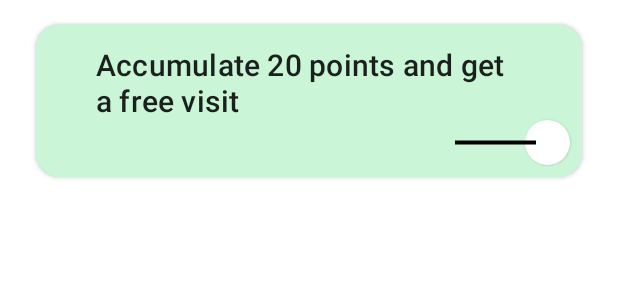
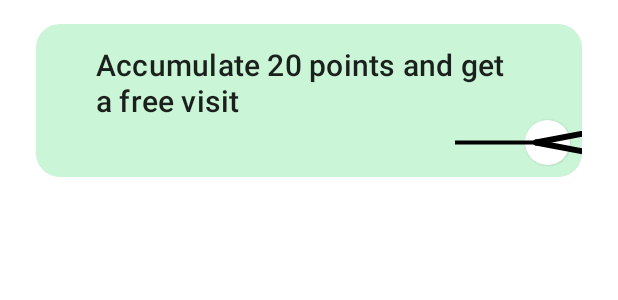
Before and after one commit to spike/Salon, an Android app built with Jetpack Compose: the @Preview function DefaultBannerPreview, on a phone screen of 412 x 824 dp. Shown: the top 300 px of the screen. Run offline under Robolectric (Android 15) with nearby library versions, the phone set to English and light mode, and no system bars.

Commit message:
added white circles to banner and arrow sides to action arrow on banner

```diff
--- a/app/src/main/java/com/github/spike/salon/ui/banner/Banner.kt
+++ b/app/src/main/java/com/github/spike/salon/ui/banner/Banner.kt
@@ -1,6 +1,7 @@
 package com.github.spike.salon.ui.banner
 
 import androidx.compose.foundation.Canvas
+import androidx.compose.foundation.border
 import androidx.compose.foundation.layout.*
 import androidx.compose.foundation.shape.CircleShape
 import androidx.compose.foundation.shape.RoundedCornerShape
@@ -9,7 +10,8 @@ import androidx.compose.runtime.Composable
 import androidx.compose.ui.Alignment
 import androidx.compose.ui.Modifier
 import androidx.compose.ui.geometry.Offset
-import androidx.compose.ui.graphics.Color
+import androidx.compose.ui.graphics.*
+import androidx.compose.ui.graphics.drawscope.Stroke
 import androidx.compose.ui.text.font.FontWeight
 import androidx.compose.ui.tooling.preview.Preview
 import androidx.compose.ui.unit.dp
@@ -19,6 +21,7 @@ import com.github.spike.salon.ui.theme.SalonTheme
 @OptIn(ExperimentalMaterialApi::class)
 @Composable
 fun Banner() {
+    val circleShape = RectangleShape
     Card(
         modifier = Modifier
             .padding(
@@ -26,7 +29,12 @@ fun Banner() {
                 end = 24.dp,
                 top = 16.dp,
                 bottom = 16.dp
-            ),
+            )
+            .graphicsLayer { // call this function to apply custom shadow elevation, otherwise use `clip()`
+                //  shadowElevation = 45f //your custom shadow elevation in px
+                clip = true //make sure to set clip to true
+                shape = RoundedCornerShape(16.dp)
+            },
         onClick = {
 
         },
@@ -35,6 +43,7 @@ fun Banner() {
         backgroundColor = Color(0xFFCBF5D7)
 
     ) {
+        DrawWhiteCircles()
         Column(
             modifier = Modifier.padding(8.dp),
             verticalArrangement = Arrangement.Center,
@@ -71,6 +80,27 @@ fun Banner() {
 }
 
 @Composable
+fun DrawWhiteCircles() {
+    Canvas(
+        modifier = Modifier
+            .size(size = 80.dp)
+    ) {
+        drawCircle(
+            color = Color.White,
+            center = Offset(224f, 340f),
+            radius = 46.dp.toPx(),
+            style = Stroke(width = 2.dp.toPx()),
+        )
+        drawCircle(
+            color = Color.White,
+            center = Offset(320f, 358f),
+            radius = 42.dp.toPx(),
+            style = Stroke(width = 2.dp.toPx()),
+        )
+    }
+
+}
+@Composable
 fun CallToActionArrow() {
     Canvas(modifier = Modifier
         .width(90.dp)
@@ -86,6 +116,21 @@ fun CallToActionArrow() {
             color = Color.Black,
             strokeWidth = 4f
         )
+        drawLine(
+            start = Offset(x = canvasWidth-34f, y = canvasHeight/2),
+            end = Offset(x = 196f, y = canvasHeight/2+18),
+            color = Color.Black,
+            strokeWidth = 6f,
+            cap= StrokeCap.Round
+        )
+        drawLine(
+            start = Offset(x = canvasWidth-34f, y = canvasHeight/2),
+            end = Offset(x = 196f, y = canvasHeight/2-18),
+            color = Color.Black,
+            strokeWidth = 6f,
+            cap= StrokeCap.Round
+
+        )
     }
 }
 
```
